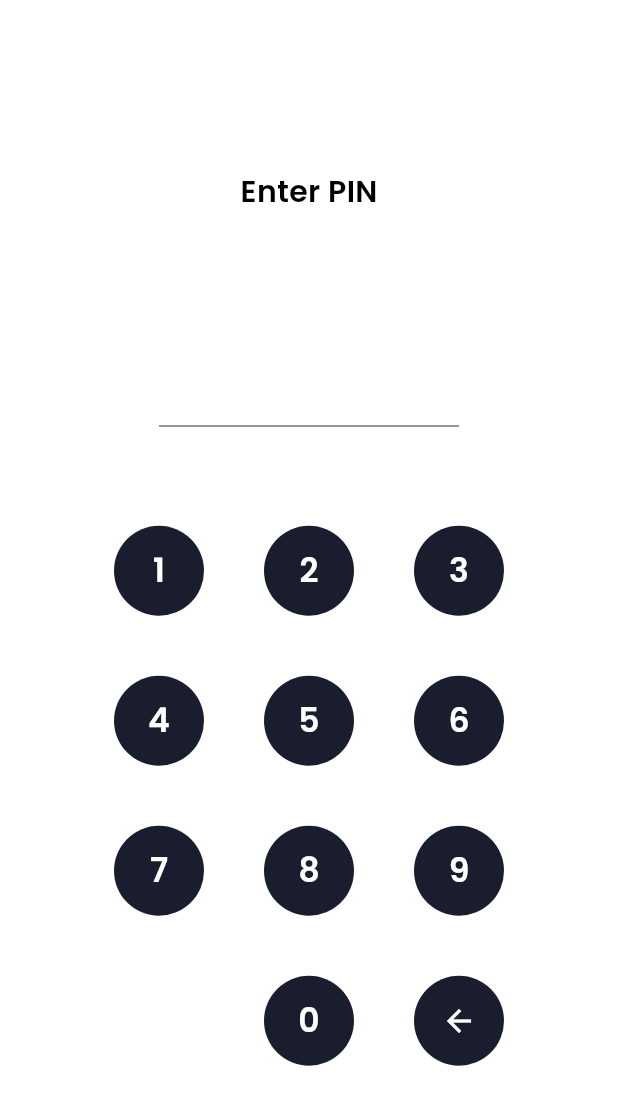
After one commit to RaffyJO/InnoPay, a Flutter app: the PinPage screen opened by its route, on a phone screen of 412 x 824 dp. The commit adds this screen. Shown: the top 1105 px of the screen. Run offline on Flutter 3.47's test engine with Material 3 defaults, Android fonts, the phone set to English and light mode, and no system bars; our stand-ins replace carousel_slider, google_fonts.

Commit message:
feat: edit profile page

```diff
--- a/lib/main.dart
+++ b/lib/main.dart
@@ -2,11 +2,14 @@ import 'package:flutter/material.dart';
 import 'package:innopay/view/pages/home/home_page.dart';
 import 'package:innopay/view/pages/login_page.dart';
 import 'package:innopay/view/pages/onboarding_page.dart';
+import 'package:innopay/view/pages/pin_page.dart';
+import 'package:innopay/view/pages/profile/profile_edit_page.dart';
+import 'package:innopay/view/pages/profile/profile_edit_pin_page.dart';
 import 'package:innopay/view/pages/profile/profile_page.dart';
 import 'package:innopay/view/pages/register/register_page.dart';
 import 'package:innopay/view/pages/register/register_set_ktp_page.dart';
+import 'package:innopay/view/pages/register/register_set_profile_page.dart';
 import 'package:innopay/view/pages/register/register_success_page.dart';
-import 'package:innopay/view/pages/register/register_upload_profile_page.dart';
 import 'package:innopay/view/pages/splash_page.dart';
 
 void main() {
@@ -30,6 +33,9 @@ class MyApp extends StatelessWidget {
         '/register-success': (context) => const RegisterSuccsessPage(),
         '/home': (context) => const HomePage(),
         '/profile': (context) => const ProfilePage(),
+        '/pin': (context) => const PinPage(),
+        '/profile-edit': (context) => ProfileEditPage(),
+        '/profile-edit-pin': (context) => ProfileEditPinPage(),
       },
     );
   }
--- a/lib/shared/theme.dart
+++ b/lib/shared/theme.dart
@@ -2,7 +2,7 @@ import 'package:flutter/material.dart';
 import 'package:google_fonts/google_fonts.dart';
 
 Color whiteColor = const Color(0xffFFFFFF);
-Color blackColor = const Color(0xff14193F);
+Color blackColor = const Color.fromARGB(255, 0, 0, 0);
 Color greyColor = const Color(0xff747474);
 Color lightBackgroundColor = const Color(0xffF6F8FB);
 Color darkBackgroundColor = const Color(0xff020518);
--- /dev/null
+++ b/lib/view/pages/pin_page.dart
@@ -0,0 +1,182 @@
+import 'package:flutter/material.dart';
+import 'package:innopay/shared/theme.dart';
+import 'package:innopay/view/widgets/buttons.dart';
+
+class PinPage extends StatefulWidget {
+  const PinPage({super.key});
+
+  @override
+  State<PinPage> createState() => _PinPageState();
+}
+
+class _PinPageState extends State<PinPage> {
+  final TextEditingController pinController = TextEditingController(text: '');
+
+  addPin(String number) {
+    if (pinController.text.length < 6) {
+      setState(() {
+        pinController.text = pinController.text + number;
+      });
+    }
+
+    if (pinController.text.length == 6) {
+      if (pinController.text == '111111') {
+        Navigator.pop(context, true);
+      } else {
+        // showCustomSnackbar(context, 'PIN yang anda masukkan salah');
+      }
+    }
+  }
+
+  deletePin() {
+    if (pinController.text.isNotEmpty) {
+      setState(() {
+        pinController.text =
+            pinController.text.substring(0, pinController.text.length - 1);
+      });
+    }
+  }
+
+  @override
+  Widget build(BuildContext context) {
+    return Scaffold(
+      backgroundColor: whiteColor,
+      body: Center(
+        child: Padding(
+          padding: const EdgeInsets.symmetric(
+            horizontal: 58,
+          ),
+          child: Column(
+            mainAxisAlignment: MainAxisAlignment.center,
+            children: [
+              Text(
+                'Enter PIN',
+                style: blackTextStyle.copyWith(
+                  fontSize: 20,
+                  fontWeight: semiBold,
+                ),
+              ),
+              const SizedBox(
+                height: 72,
+              ),
+              SizedBox(
+                width: 200,
+                child: TextFormField(
+                  controller: pinController,
+                  obscureText: true,
+                  cursorColor: greyColor,
+                  obscuringCharacter: '*',
+                  enabled: false,
+                  style: blackTextStyle.copyWith(
+                    fontSize: 36,
+                    fontWeight: medium,
+                    letterSpacing: 16,
+                  ),
+                  decoration: InputDecoration(
+                    disabledBorder: UnderlineInputBorder(
+                      borderSide: BorderSide(
+                        color: greyColor,
+                      ),
+                    ),
+                  ),
+                ),
+              ),
+              const SizedBox(
+                height: 66,
+              ),
+              Wrap(
+                spacing: 40,
+                runSpacing: 40,
+                children: [
+                  CustomInputButton(
+                    title: '1',
+                    onTap: () {
+                      addPin('1');
+                    },
+                  ),
+                  CustomInputButton(
+                    title: '2',
+                    onTap: () {
+                      addPin('2');
+                    },
+                  ),
+                  CustomInputButton(
+                    title: '3',
+                    onTap: () {
+                      addPin('3');
+                    },
+                  ),
+                  CustomInputButton(
+                    title: '4',
+                    onTap: () {
+                      addPin('4');
+                    },
+                  ),
+                  CustomInputButton(
+                    title: '5',
+                    onTap: () {
+                      addPin('5');
+                    },
+                  ),
+                  CustomInputButton(
+                    title: '6',
+                    onTap: () {
+                      addPin('6');
+                    },
+                  ),
+                  CustomInputButton(
+                    title: '7',
+                    onTap: () {
+                      addPin('7');
+                    },
+                  ),
+                  CustomInputButton(
+                    title: '8',
+                    onTap: () {
+                      addPin('8');
+                    },
+                  ),
+                  CustomInputButton(
+                    title: '9',
+                    onTap: () {
+                      addPin('9');
+                    },
+                  ),
+                  const SizedBox(
+                    width: 60,
+                    height: 60,
+                  ),
+                  CustomInputButton(
+                    title: '0',
+                    onTap: () {
+                      addPin('0');
+                    },
+                  ),
+                  GestureDetector(
+                    onTap: () {
+                      deletePin();
+                    },
+                    child: Container(
+                      width: 60,
+                      height: 60,
+                      decoration: BoxDecoration(
+                        shape: BoxShape.circle,
+                        color: numberBackgroundColor,
+                      ),
+                      child: Center(
+                        child: Icon(
+                          Icons.arrow_back,
+                          color: whiteColor,
+                        ),
+                      ),
+                    ),
+                  ),
+                ],
+              ),
+            ],
+          ),
+        ),
+      ),
+    );
+  }
+}
--- a/lib/view/pages/profile/profile_page.dart
+++ b/lib/view/pages/profile/profile_page.dart
@@ -30,14 +30,28 @@ class ProfilePage extends StatelessWidget {
                       const Icon(
                         Icons.person_2_outlined,
                         size: 28,
-                        )),
+                      ),
+                      onTap: () async {
+                        if (await Navigator.pushNamed(context, '/pin') ==
+                            true) {
+                          Navigator.pushNamed(context, '/profile-edit');
+                        }
+                      },
+                    ),
                     verticalSpace(5),
                     profileItem(
                       'My PIN',
                       const Icon(
                         Icons.pin_outlined,
                         size: 28,
-                        )),
+                      ),
+                      onTap: () async {
+                        if (await Navigator.pushNamed(context, '/pin') ==
+                            true) {
+                          Navigator.pushNamed(context, '/profile-edit-pin');
+                        }
+                      },
+                    ),
                     verticalSpace(5),
                     profileItem(
                         'Wallet Settings',
--- a/lib/view/pages/register/register_set_ktp_page.dart
+++ b/lib/view/pages/register/register_set_ktp_page.dart
@@ -15,14 +15,14 @@ class RegisterSetKtpPage extends StatelessWidget {
             Column(
               crossAxisAlignment: CrossAxisAlignment.start,
               children: [
-                verticalSpace(80),
+                verticalSpace(70),
                 Center(
                   child: Image.asset(
                     'assets/logo2.png',
                     width: 180,
                   ),
                 ),
-                verticalSpace(80),
+                verticalSpace(70),
                 Text(
                   'Verify Your\nAccount',
                   style: blackTextStyle.copyWith(
--- /dev/null
+++ b/lib/view/widgets/buttons.dart
@@ -0,0 +1,37 @@
+import 'package:flutter/material.dart';
+import 'package:innopay/shared/theme.dart';
+
+class CustomInputButton extends StatelessWidget {
+  final String title;
+  final VoidCallback? onTap;
+
+  const CustomInputButton({
+    Key? key,
+    required this.title,
+    this.onTap,
+  }) : super(key: key);
+
+  @override
+  Widget build(BuildContext context) {
+    return GestureDetector(
+      onTap: onTap,
+      child: Container(
+        width: 60,
+        height: 60,
+        decoration: BoxDecoration(
+          shape: BoxShape.circle,
+          color: numberBackgroundColor,
+        ),
+        child: Center(
+          child: Text(
+            title,
+            style: whiteTextStyle.copyWith(
+              fontSize: 22,
+              fontWeight: semiBold,
+            ),
+          ),
+        ),
+      ),
+    );
+  }
+}
--- a/pubspec.yaml
+++ b/pubspec.yaml
@@ -37,6 +37,7 @@ dependencies:
   cupertino_icons: ^1.0.2
   google_fonts: ^6.1.0
   carousel_slider: ^4.2.1
+  intl: ^0.19.0
 
 dev_dependencies:
   flutter_test:
```
Also changed, not shown: lib/view/pages/profile/profile_edit_page.dart (added, +82 -0 lines), lib/view/pages/profile/profile_edit_pin_page.dart (added, +63 -0 lines), lib/view/pages/register/register_set_profile_page.dart (renamed from lib/view/pages/register/register_upload_profile_page.dart, +11 -2 lines), lib/view/widgets/forms.dart (+9 -4 lines), pubspec.lock. Lines whose indentation alone changed are shown as unchanged.
